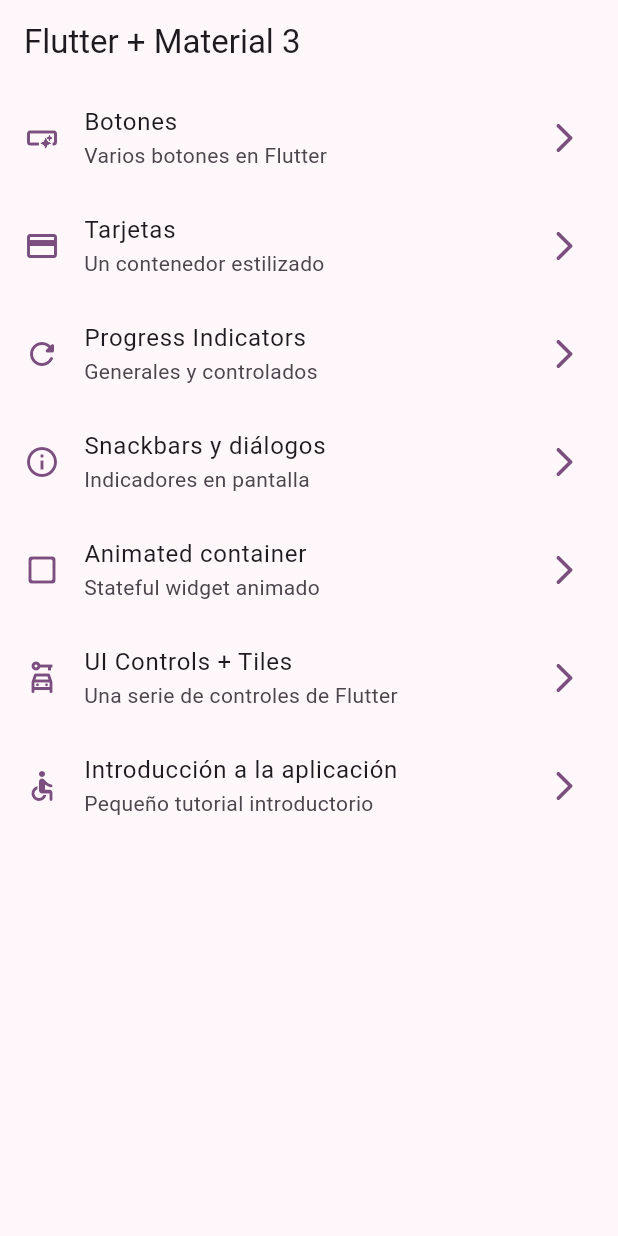
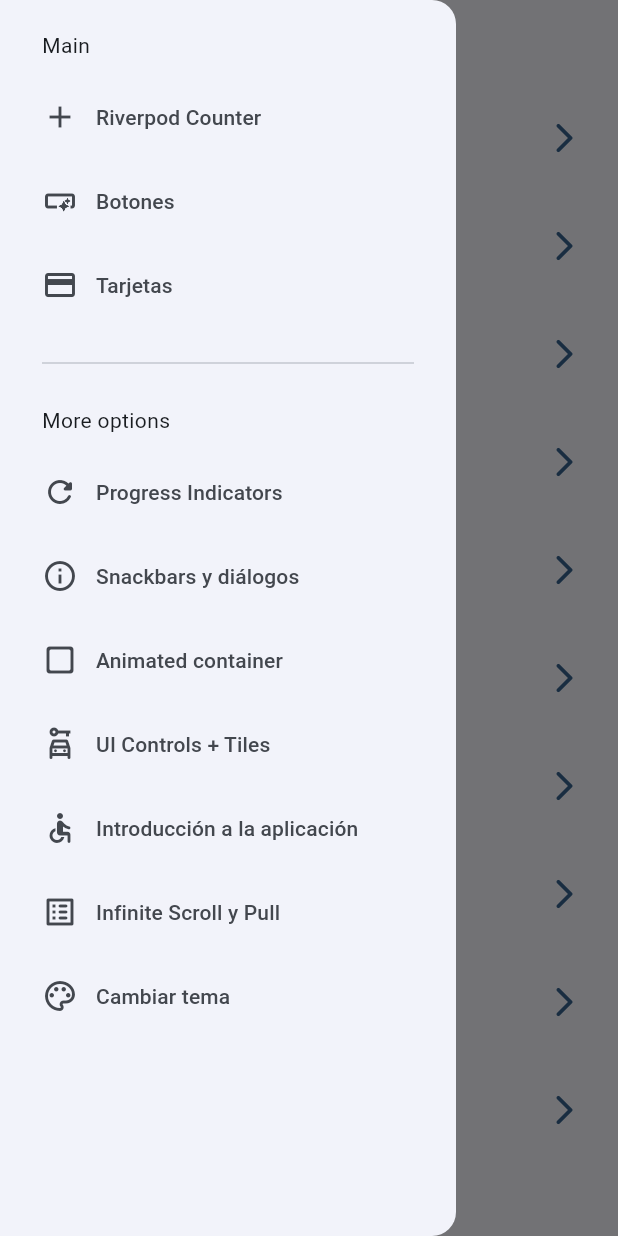
Before and after one commit to UrgedAsp/widgets_app, a Flutter app: the screen it shows after launch, with the side drawer open (before the commit the screen has no drawer), on a phone screen of 412 x 824 dp. Run offline on Flutter 3.47's test engine with Material 3 defaults, Android fonts, the phone set to English and light mode, and no system bars; our stand-ins replace animate_do, flutter_riverpod, go_router.

Commit message:
Antes de state notifier

```diff
--- a/lib/config/menu/menu_items.dart
+++ b/lib/config/menu/menu_items.dart
@@ -15,6 +15,11 @@ class MenuItem {
 }
 
 const appMenuItems = <MenuItem>[
+  MenuItem(
+      title: 'Riverpod Counter',
+      subTitle: 'Introducción a riverpod',
+      link: CounterScreen.name,
+      icon: Icons.add),
   MenuItem(
       title: 'Botones',
       subTitle: 'Varios botones en Flutter',
@@ -49,5 +54,15 @@ const appMenuItems = <MenuItem>[
       title: 'Introducción a la aplicación',
       subTitle: 'Pequeño tutorial introductorio',
       link: AppTutorialScreen.name,
-      icon: Icons.accessible_rounded)
+      icon: Icons.accessible_rounded),
+  MenuItem(
+      title: 'Infinite Scroll y Pull',
+      subTitle: 'Listas infinitas y pull to refresh',
+      link: InfiniteScrollScreen.name,
+      icon: Icons.list_alt_rounded),
+  MenuItem(
+      title: 'Cambiar tema',
+      subTitle: 'Cambiar tema de la aplicación',
+      link: ThemeChangerScreen.name,
+      icon: Icons.color_lens_outlined)
 ];
--- a/lib/config/router/app_router.dart
+++ b/lib/config/router/app_router.dart
@@ -33,15 +33,29 @@ final appRouter = GoRouter(
       name: AnimatedScreen.name,
       builder: (context, state) => const AnimatedScreen(),
     ),
-      GoRoute(
+    GoRoute(
       path: '/ui-controls',
       name: UiControlsScreen.name,
       builder: (context, state) => const UiControlsScreen(),
     ),
-      GoRoute(
+    GoRoute(
       path: '/tutorial',
       name: AppTutorialScreen.name,
       builder: (context, state) => const AppTutorialScreen(),
+    ),
+    GoRoute(
+      path: '/infinite',
+      name: InfiniteScrollScreen.name,
+      builder: (context, state) => const InfiniteScrollScreen(),
+    ),
+    GoRoute(
+        path: '/counter',
+        name: CounterScreen.name,
+        builder: (context, state) => const CounterScreen()),
+    GoRoute(
+      path: '/theme-changer',
+      name: ThemeChangerScreen.name,
+      builder: (context, state) => const ThemeChangerScreen(),
     )
   ],
 );
--- a/lib/config/theme/app_theme.dart
+++ b/lib/config/theme/app_theme.dart
@@ -14,13 +14,15 @@ const colorList = <Color>[
 
 class AppTheme {
   final int selectedColor;
+  final bool isDarkmode;
 
-  AppTheme({this.selectedColor = 0})
+  AppTheme({this.selectedColor = 0, this.isDarkmode = false})
       : assert(selectedColor >= 0, 'Selected color must be greather than 0'),
         assert(selectedColor < colorList.length,
             'Selected color must be less or equal than ${colorList.length - 1}');
 
   ThemeData getTheme() => ThemeData(
+    brightness: isDarkmode ? Brightness.dark : Brightness.light,
       colorSchemeSeed: colorList[selectedColor],
       appBarTheme: const AppBarTheme(centerTitle: false));
 }
--- a/lib/main.dart
+++ b/lib/main.dart
@@ -1,24 +1,30 @@
 import 'dart:io';
 
 import 'package:flutter/material.dart';
+import 'package:flutter_riverpod/flutter_riverpod.dart';
 import 'package:widgets_app/config/router/app_router.dart';
 import 'package:widgets_app/config/theme/app_theme.dart';
+import 'package:widgets_app/presentation/providers/theme_provider.dart';
 
 void main() {
   HttpOverrides.global = MyHttpOverrides();
-  runApp(const MainApp());
+  runApp(const ProviderScope(child: MainApp()));
 }
 
-class MainApp extends StatelessWidget {
+class MainApp extends ConsumerWidget {
   const MainApp({super.key});
 
   @override
-  Widget build(BuildContext context) {
+  Widget build(BuildContext context, WidgetRef ref) {
+    final isDarkMode = ref.watch(isDarkModeProvider);
+    final selectedColor = ref.watch(selectedColorProvider);
+
     return MaterialApp.router(
-      title: 'Flutter Widgets',
+        title: 'Flutter Widgets',
         routerConfig: appRouter,
         debugShowCheckedModeBanner: false,
-        theme: AppTheme(selectedColor: 4).getTheme());
+        theme: AppTheme(selectedColor: selectedColor, isDarkmode: isDarkMode)
+            .getTheme());
   }
 }
 
--- /dev/null
+++ b/lib/presentation/providers/counter_provider.dart
@@ -0,0 +1,3 @@
+import 'package:flutter_riverpod/flutter_riverpod.dart';
+
+final counterProvider = StateProvider((ref) => 5);
--- /dev/null
+++ b/lib/presentation/providers/theme_provider.dart
@@ -0,0 +1,9 @@
+import 'package:flutter_riverpod/flutter_riverpod.dart';
+import 'package:widgets_app/config/theme/app_theme.dart';
+
+final isDarkModeProvider = StateProvider<bool>((ref) => false);
+
+//* Listado de colores inmutable
+final colorListProvider = Provider((ref) => colorList);
+
+final selectedColorProvider = StateProvider((ref) => 0);
--- a/lib/presentation/screens/home/home_screen.dart
+++ b/lib/presentation/screens/home/home_screen.dart
@@ -1,6 +1,7 @@
 import 'package:flutter/material.dart';
 import 'package:go_router/go_router.dart';
 import 'package:widgets_app/config/menu/menu_items.dart';
+import 'package:widgets_app/presentation/widgets/side_menu.dart';
 
 class HomeScreen extends StatelessWidget {
   static const String name = 'home_screen';
@@ -8,11 +9,17 @@ class HomeScreen extends StatelessWidget {
 
   @override
   Widget build(BuildContext context) {
+    final scaffoldKey = GlobalKey<ScaffoldState>();
+
     return Scaffold(
+      key: scaffoldKey,
       appBar: AppBar(
         title: const Text('Flutter + Material 3'),
       ),
       body: const _HomeView(),
+      drawer: SideMenu(
+        scaffoldKey: scaffoldKey,
+      ),
     );
   }
 }
--- a/lib/presentation/screens/screens.dart
+++ b/lib/presentation/screens/screens.dart
@@ -1,3 +1,4 @@
+export 'package:widgets_app/presentation/screens/theme_changer/theme_changer_screen.dart';
 export 'package:widgets_app/presentation/screens/animated/animated_screen.dart';
 export 'package:widgets_app/presentation/screens/app_tutorial/app_tutorial_screen.dart';
 export 'package:widgets_app/presentation/screens/buttons/buttons_screen.dart';
@@ -7,3 +8,4 @@ export 'package:widgets_app/presentation/screens/infinite_scroll/infinite_scroll
 export 'package:widgets_app/presentation/screens/progress/progress_screen.dart';
 export 'package:widgets_app/presentation/screens/snackbar/snackbar_screen.dart';
 export 'package:widgets_app/presentation/screens/ui_controls/ui_controls_screen.dart';
+export 'package:widgets_app/presentation/screens/counter/counter_screen.dart';
--- /dev/null
+++ b/lib/presentation/widgets/side_menu.dart
@@ -0,0 +1,50 @@
+import 'package:flutter/material.dart';
+import 'package:go_router/go_router.dart';
+import 'package:widgets_app/config/menu/menu_items.dart';
+
+class SideMenu extends StatefulWidget {
+  final GlobalKey<ScaffoldState> scaffoldKey;
+  const SideMenu({super.key, required this.scaffoldKey});
+
+  @override
+  State<SideMenu> createState() => _SideMenuState();
+}
+
+class _SideMenuState extends State<SideMenu> {
+  int navDrawerIndex = -1;
+
+  @override
+  Widget build(BuildContext context) {
+    final hasNotch = MediaQuery.of(context).viewPadding.top > 35;
+
+    return NavigationDrawer(
+      selectedIndex: navDrawerIndex,
+      onDestinationSelected: (value) {
+        setState(() {
+          navDrawerIndex = value;
+        });
+        final route = appMenuItems[value].link;
+        context.pushNamed(route);
+        widget.scaffoldKey.currentState?.closeDrawer();
+      },
+      children: [
+        Padding(
+          padding: EdgeInsets.fromLTRB(28, hasNotch ? 0 : 20, 16, 10),
+          child: const Text('Main'),
+        ),
+        ...appMenuItems.sublist(0, 3).map((item) => NavigationDrawerDestination(
+            icon: Icon(item.icon), label: Text(item.title))),
+        const Padding(
+          padding: EdgeInsets.fromLTRB(28, 16, 28, 10),
+          child: Divider(),
+        ),
+        const Padding(
+          padding: EdgeInsets.fromLTRB(28, 10, 16, 10),
+          child: Text('More options'),
+        ),
+        ...appMenuItems.sublist(3).map((item) => NavigationDrawerDestination(
+            icon: Icon(item.icon), label: Text(item.title))),
+      ],
+    );
+  }
+}
```
Also changed, not shown: lib/presentation/screens/counter/counter_screen.dart (added, +42 -0 lines), lib/presentation/screens/infinite_scroll/infinite_scroll_screen.dart (+105 -2 lines), lib/presentation/screens/theme_changer/theme_changer_screen.dart (added, +61 -0 lines), pubspec.yaml (+5 -4 lines), pubspec.lock.
